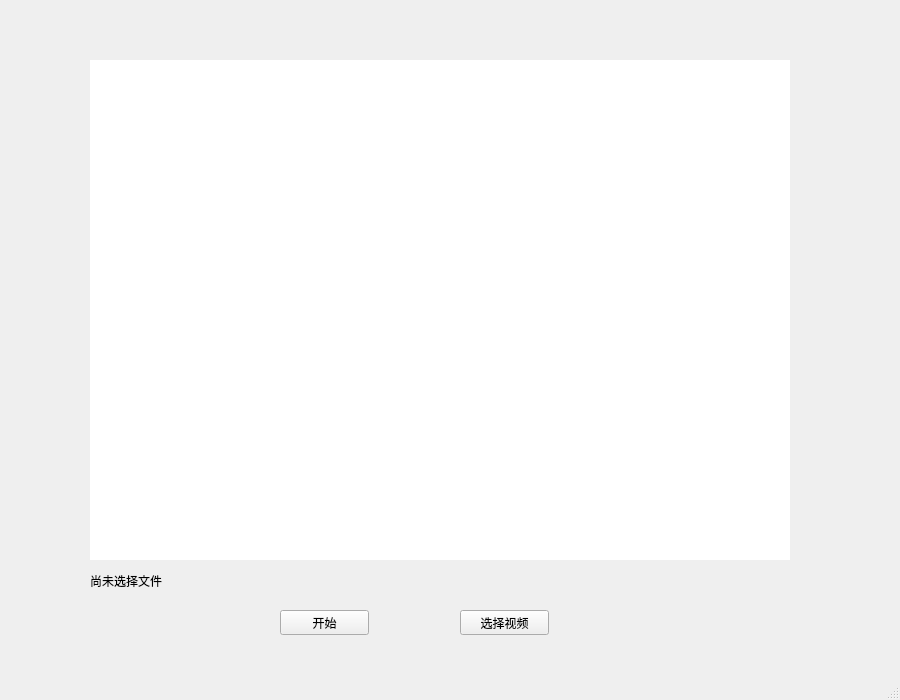
This is videoChoose.ui in sdtsztom/faceForInternetPlus as Qt 5 draws it before an edit. The edited form follows.
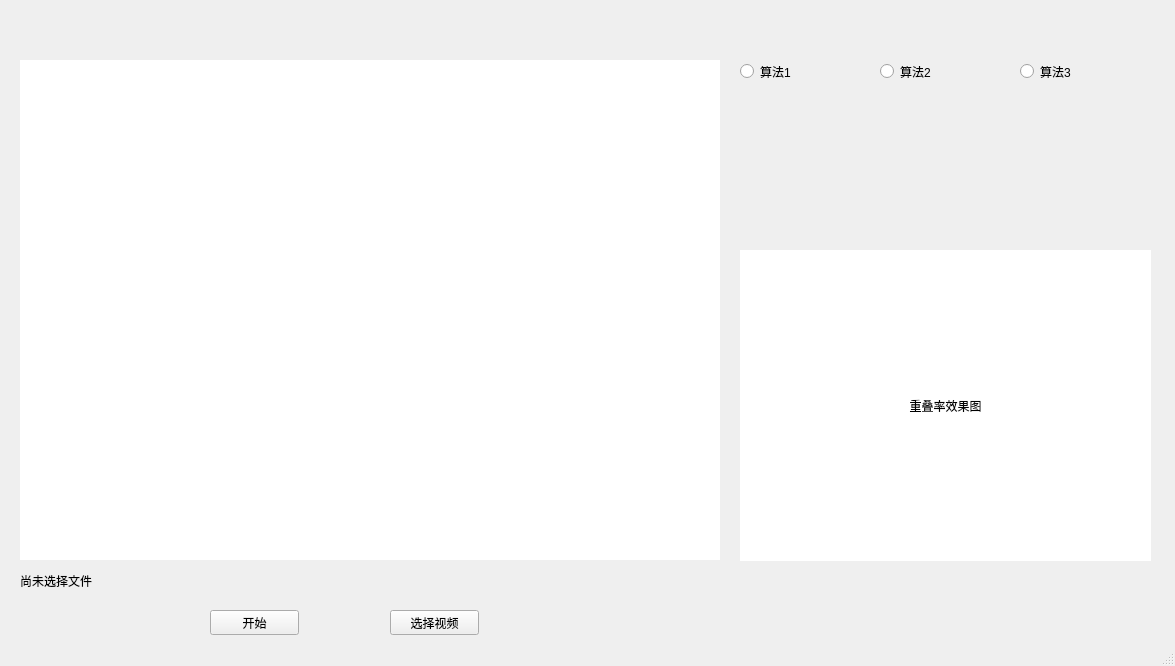
This is the edited form.

Commit message:
完成多算法、画重叠率图的UI改造
- 增加widge
- 减少左边padding

What changed in the file:
```diff
--- a/videoChoose.ui
+++ b/videoChoose.ui
@@ -6,8 +6,8 @@
    <rect>
     <x>0</x>
     <y>0</y>
-    <width>900</width>
-    <height>700</height>
+    <width>1175</width>
+    <height>666</height>
    </rect>
   </property>
   <property name="windowTitle">
@@ -17,7 +17,7 @@
    <widget class="QLabel" name="labelVideo0">
     <property name="geometry">
      <rect>
-      <x>90</x>
+      <x>20</x>
       <y>60</y>
       <width>700</width>
       <height>500</height>
@@ -33,7 +33,7 @@
    <widget class="QPushButton" name="buttonStart">
     <property name="geometry">
      <rect>
-      <x>280</x>
+      <x>210</x>
       <y>610</y>
       <width>89</width>
       <height>25</height>
@@ -46,7 +46,7 @@
    <widget class="QPushButton" name="pushChooseVideo">
     <property name="geometry">
      <rect>
-      <x>460</x>
+      <x>390</x>
       <y>610</y>
       <width>89</width>
       <height>25</height>
@@ -59,7 +59,7 @@
    <widget class="QLabel" name="labelFilePath">
     <property name="geometry">
      <rect>
-      <x>90</x>
+      <x>20</x>
       <y>570</y>
       <width>700</width>
       <height>21</height>
@@ -69,6 +69,64 @@
      <string>尚未选择文件</string>
     </property>
    </widget>
+   <widget class="QLabel" name="labelOverlapPlot">
+    <property name="geometry">
+     <rect>
+      <x>740</x>
+      <y>250</y>
+      <width>411</width>
+      <height>311</height>
+     </rect>
+    </property>
+    <property name="styleSheet">
+     <string notr="true">background-color: rgb(255, 255, 255);</string>
+    </property>
+    <property name="text">
+     <string>重叠率效果图</string>
+    </property>
+    <property name="alignment">
+     <set>Qt::AlignCenter</set>
+    </property>
+   </widget>
+   <widget class="QRadioButton" name="radioAlg1">
+    <property name="geometry">
+     <rect>
+      <x>740</x>
+      <y>60</y>
+      <width>112</width>
+      <height>23</height>
+     </rect>
+    </property>
+    <property name="text">
+     <string>算法1</string>
+    </property>
+   </widget>
+   <widget class="QRadioButton" name="radioAlg2">
+    <property name="geometry">
+     <rect>
+      <x>880</x>
+      <y>60</y>
+      <width>112</width>
+      <height>23</height>
+     </rect>
+    </property>
+    <property name="text">
+     <string>算法2</string>
+    </property>
+   </widget>
+   <widget class="QRadioButton" name="radioAlg3">
+    <property name="geometry">
+     <rect>
+      <x>1020</x>
+      <y>60</y>
+      <width>112</width>
+      <height>23</height>
+     </rect>
+    </property>
+    <property name="text">
+     <string>算法3</string>
+    </property>
+   </widget>
   </widget>
   <widget class="QStatusBar" name="statusbar"/>
  </widget>
```
The commit also changes 1 other file.
